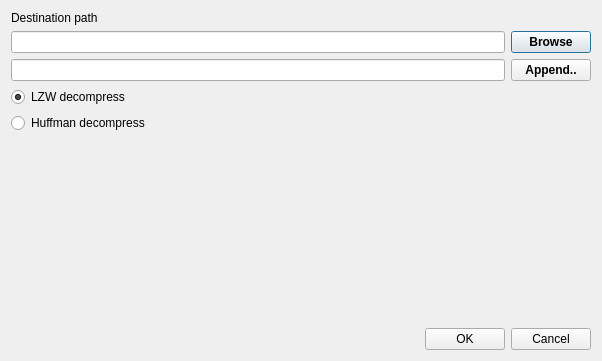
Qt form ui/extract_window.ui (BrushkouMatvey/QtArchiver) before a commit.
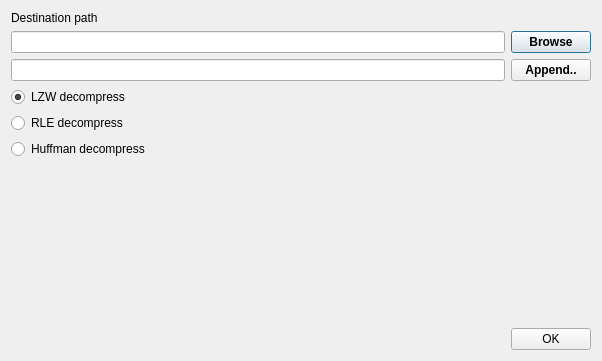
The same form after that commit. Icons and pictures are not drawn.

What changed in the file:
```diff
--- a/ui/extract_window.ui
+++ b/ui/extract_window.ui
@@ -79,6 +79,13 @@
      </property>
     </widget>
    </item>
+   <item>
+    <widget class="QRadioButton" name="RLERadioButton">
+     <property name="text">
+      <string>RLE decompress</string>
+     </property>
+    </widget>
+   </item>
    <item>
     <widget class="QRadioButton" name="HuffmanRadioButton">
      <property name="text">
@@ -121,13 +128,6 @@
        </property>
       </widget>
      </item>
-     <item>
-      <widget class="QPushButton" name="Cancel">
-       <property name="text">
-        <string>Cancel</string>
-       </property>
-      </widget>
-     </item>
     </layout>
    </item>
   </layout>
```
